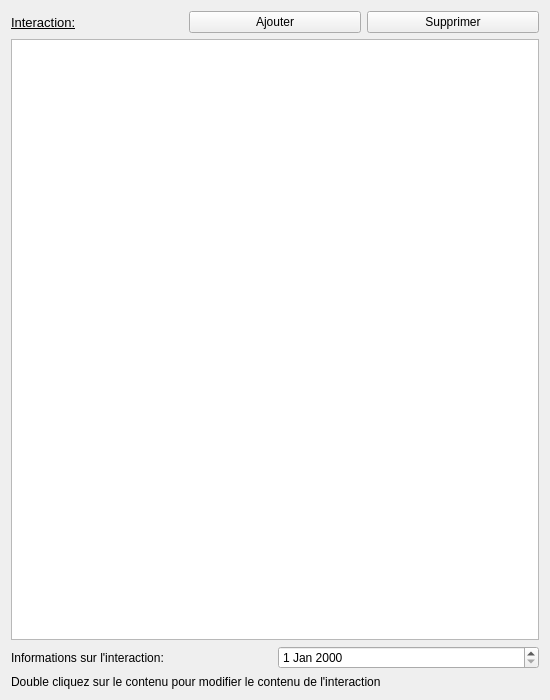
Gibus21250/CDAA, file interfaces/ficheContact.ui: the form before one commit.
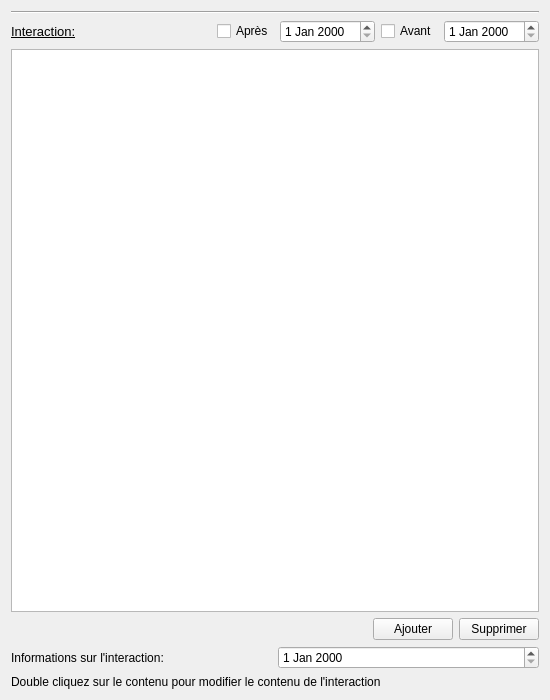
The form after the commit.

Commit message:
Mise à jour interface
Ajout tri interaction/contact

Patch:
```diff
--- a/interfaces/ficheContact.ui
+++ b/interfaces/ficheContact.ui
@@ -42,7 +42,14 @@
    <item>
     <layout class="QVBoxLayout" name="layout_interactions">
      <item>
-      <layout class="QHBoxLayout" name="layout_bt_interactions">
+      <widget class="Line" name="line">
+       <property name="orientation">
+        <enum>Qt::Horizontal</enum>
+       </property>
+      </widget>
+     </item>
+     <item>
+      <layout class="QHBoxLayout" name="layout_bt_filtre">
        <item>
         <widget class="QLabel" name="l_interaction">
          <property name="font">
@@ -58,6 +65,59 @@
         </widget>
        </item>
        <item>
+        <spacer name="spacer">
+         <property name="orientation">
+          <enum>Qt::Horizontal</enum>
+         </property>
+         <property name="sizeHint" stdset="0">
+          <size>
+           <width>40</width>
+           <height>20</height>
+          </size>
+         </property>
+        </spacer>
+       </item>
+       <item>
+        <widget class="QCheckBox" name="check_apres">
+         <property name="text">
+          <string>Après</string>
+         </property>
+        </widget>
+       </item>
+       <item>
+        <widget class="QDateEdit" name="de_apres"/>
+       </item>
+       <item>
+        <widget class="QCheckBox" name="check_avant">
+         <property name="text">
+          <string>Avant</string>
+         </property>
+        </widget>
+       </item>
+       <item>
+        <widget class="QDateEdit" name="de_avant"/>
+       </item>
+      </layout>
+     </item>
+     <item>
+      <widget class="QListWidget" name="lw_interactions"/>
+     </item>
+     <item>
+      <layout class="QHBoxLayout" name="layout_bt_interaction">
+       <item>
+        <spacer name="horizontalSpacer">
+         <property name="orientation">
+          <enum>Qt::Horizontal</enum>
+         </property>
+         <property name="sizeHint" stdset="0">
+          <size>
+           <width>40</width>
+           <height>20</height>
+          </size>
+         </property>
+        </spacer>
+       </item>
+       <item>
         <widget class="QPushButton" name="b_ajout_interaction">
          <property name="text">
           <string>Ajouter</string>
@@ -73,9 +133,6 @@
        </item>
       </layout>
      </item>
-     <item>
-      <widget class="QListWidget" name="lw_interactions"/>
-     </item>
     </layout>
    </item>
    <item>
```
The commit also changes 7 other files.
